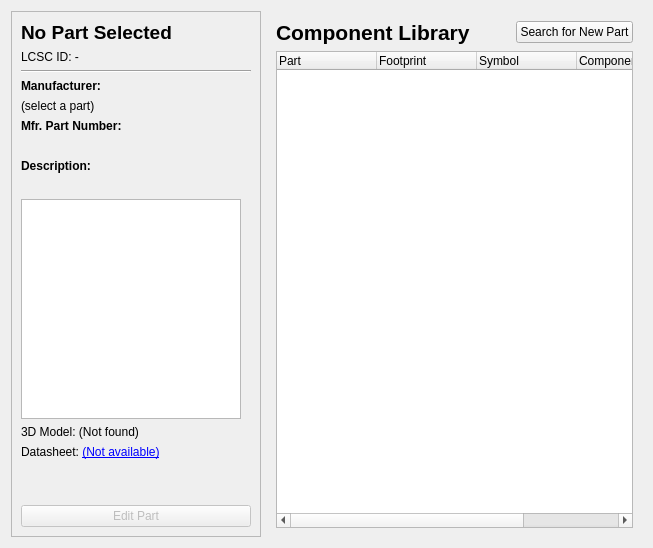
First picture: the form in ui/page_library.ui, repository z3ugma/webparts-librepcb, before the edit.
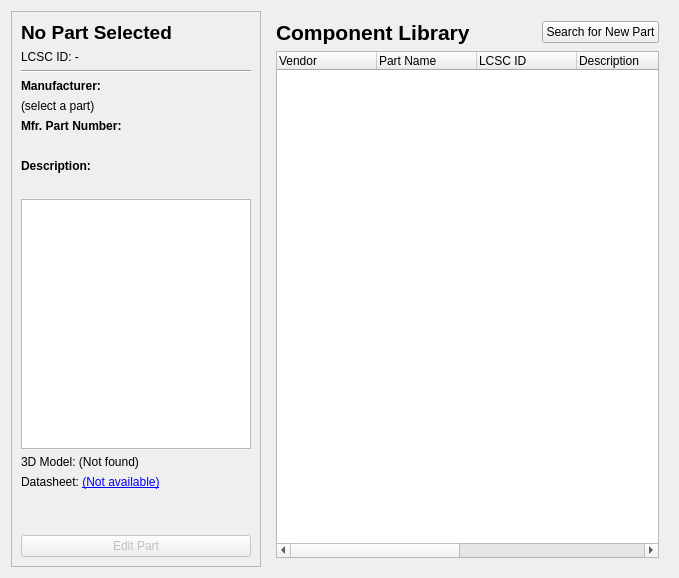
Second picture: the form after the edit.

Commit message: Enhance Library view and standardize page layouts

```diff
--- a/ui/page_library.ui
+++ b/ui/page_library.ui
@@ -2,15 +2,9 @@
 <ui version="4.0">
  <class>LibraryPage</class>
  <widget class="QWidget" name="LibraryPage">
-  <layout class="QHBoxLayout" name="mainLayout">
+  <layout class="QHBoxLayout" name="mainLayout" stretch="1,3">
    <item>
     <widget class="QFrame" name="contextFrame">
-     <property name="sizePolicy">
-      <sizepolicy hsizetype="Fixed" vsizetype="Preferred">
-       <horstretch>0</horstretch>
-       <verstretch>0</verstretch>
-      </sizepolicy>
-     </property>
      <property name="minimumSize">
       <size>
        <width>250</width>
@@ -134,15 +128,12 @@
        <widget class="QGraphicsView" name="image_hero_view">
         <property name="minimumSize">
          <size>
-          <width>220</width>
-          <height>220</height>
+          <width>0</width>
+          <height>250</height>
          </size>
         </property>
-        <property name="maximumSize">
-         <size>
-          <width>220</width>
-          <height>220</height>
-         </size>
+        <property name="dragMode">
+         <enum>QGraphicsView::ScrollHandDrag</enum>
         </property>
        </widget>
       </item>
@@ -233,7 +224,22 @@
        <widget class="QTreeWidget" name="libraryTree">
         <column>
          <property name="text">
-          <string>Part</string>
+          <string>Vendor</string>
+         </property>
+        </column>
+        <column>
+         <property name="text">
+          <string>Part Name</string>
+         </property>
+        </column>
+        <column>
+         <property name="text">
+          <string>LCSC ID</string>
+         </property>
+        </column>
+        <column>
+         <property name="text">
+          <string>Description</string>
          </property>
         </column>
         <column>
```
Left out of the diff: 3 changed lines with no effect on the pictures. The commit also changes 5 other files.
